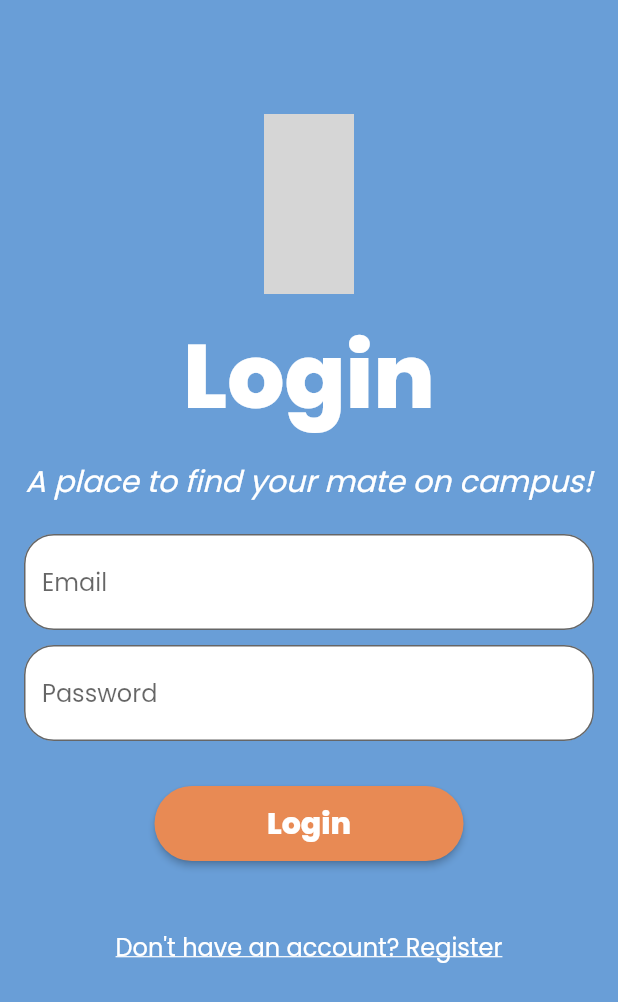
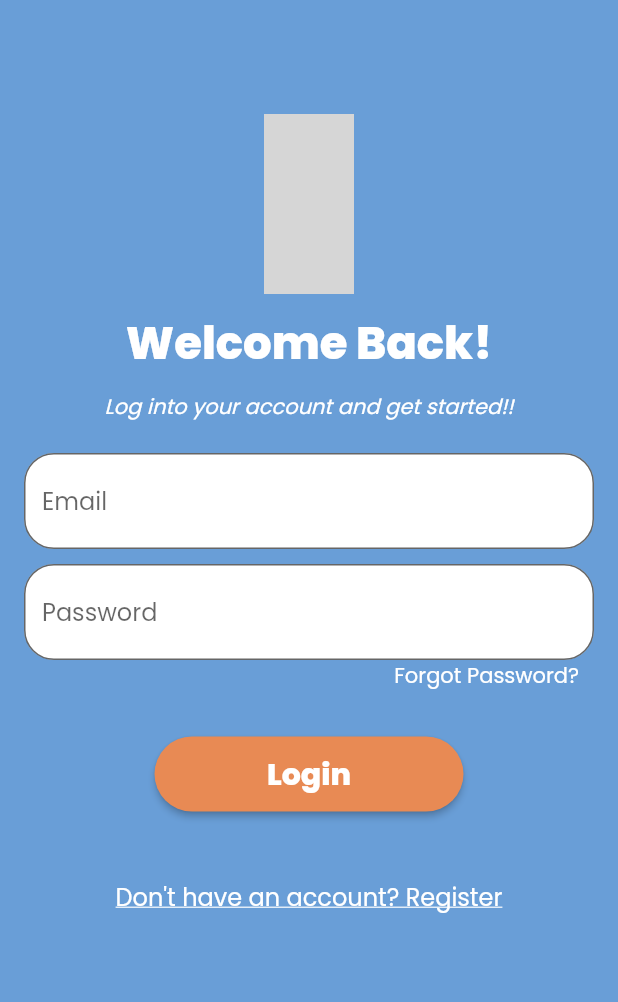
Before and after one commit to ayushsharman/campus_social_media, a Flutter app: the LoginPage screen opened directly, on a phone screen of 412 x 824 dp. Shown: the top 1002 px of the screen. Run offline on Flutter 3.47's test engine with Material 2 defaults, Android fonts, the phone set to English and light mode, and no system bars; our stand-ins replace buttons_tabbar, cloud_firestore, firebase_auth, firebase_core, flutter_speed_dial, google_fonts and 2 more; missing offline and left inert: stories_for_flutter; accounts and stored records are empty; grey boxes are pictures that could not be loaded.

Commit message:
forgot password added

```diff
--- a/lib/auth/login.dart
+++ b/lib/auth/login.dart
@@ -88,18 +88,17 @@ class _LoginPageState extends State<LoginPage> {
                 ),
                 const SizedBox(height: 10),
                 Text(
-                  'Login',
+                  'Welcome Back!',
                   style: GoogleFonts.poppins(
-                    fontSize: 60, // Increase the size of the login text
+                    fontSize: 30, // Increase the size of the login text
                     fontWeight: FontWeight.bold,
                     color: Colors.white,
                   ),
                 ),
                 const SizedBox(height: 10),
                 const Text(
-                  'A place to find your mate on campus!',
+                  'Log into your account and get started!!',
                   style: TextStyle(
-                    fontSize: 20, // Increase the size of the login text
                     color: Colors.white,
                     fontStyle: FontStyle.italic,
                   ),
@@ -114,6 +113,24 @@ class _LoginPageState extends State<LoginPage> {
                   name: 'Password',
                   obscure: true,
                   controller: _passwordController,
+                ),
+                Align(
+                  alignment: Alignment.centerRight,
+                  child: Padding(
+                    padding: const EdgeInsets.only(right: 10.0),
+                    child: InkWell(
+                      onTap: () {},
+                      child: const Align(
+                        alignment: Alignment.centerRight,
+                        child: Text(
+                          'Forgot Password?',
+                          style: TextStyle(
+                            color: Colors.white,
+                          ),
+                        ),
+                      ),
+                    ),
+                  ),
                 ),
                 const SizedBox(height: 30),
                 CustomButton(
```
